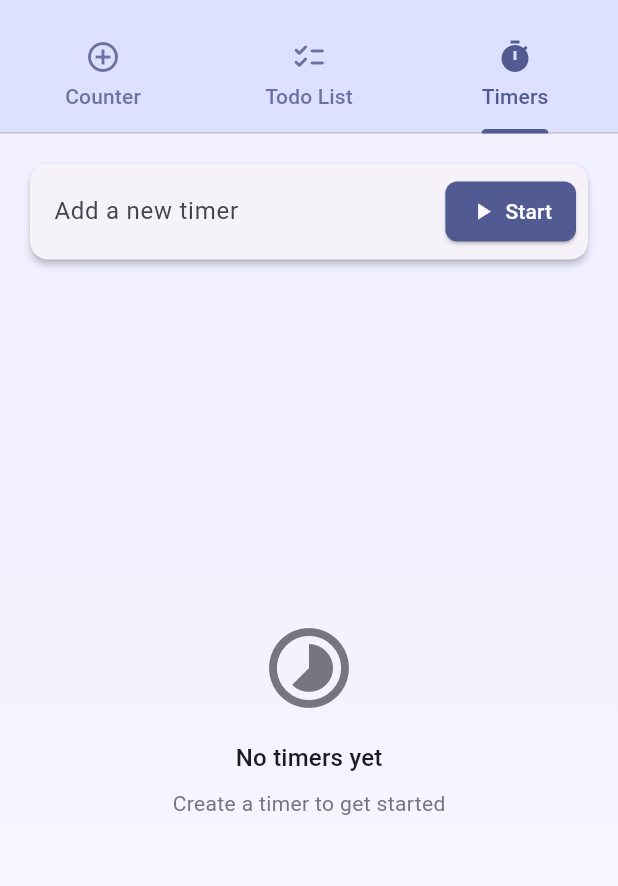
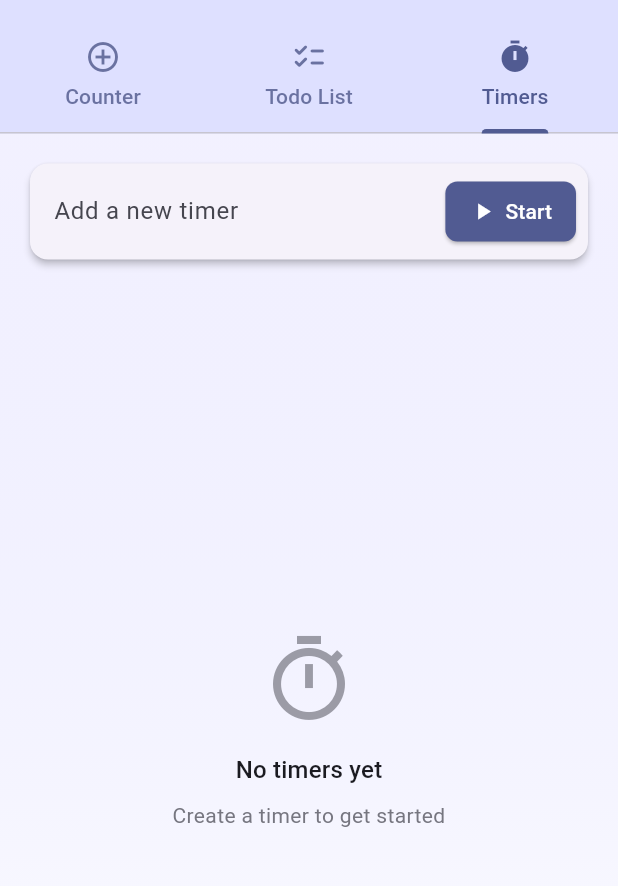
Before and after one commit to mitchell-wallace/Chronii, a Flutter app: the screen it shows after launch, tab 3 chosen, on a phone screen of 412 x 824 dp, the part 63-949 px from its top. Run offline on Flutter 3.47's test engine with Material 3 defaults, Android fonts, the phone set to English and light mode, and no system bars; our stand-ins replace shared_preferences.

Commit message:
Various UI fixes

```diff
--- a/lib/screens/timer_screen.dart
+++ b/lib/screens/timer_screen.dart
@@ -2,6 +2,7 @@ import 'package:flutter/material.dart';
 import 'dart:async';
 import '../models/timer_model.dart';
 import '../services/timer_service.dart';
+import '../widgets/base/base_empty_state.dart';
 import '../widgets/timer/timer_card.dart';
 import '../widgets/timer/timer_form.dart';
 import '../widgets/timer/timer_summary.dart';
@@ -105,6 +106,49 @@ class _TimerScreenState extends State<TimerScreen> {
     });
   }
 
+  // Delete all selected timers
+  Future<void> _deleteSelectedTimers() async {
+    // Show confirmation dialog
+    final shouldDelete = await _showDeleteConfirmationDialog();
+    if (shouldDelete != true) return;
+
+    // Delete all selected timers
+    for (final timerId in _selectedTimerIds.toList()) {
+      await _timerService.deleteTimer(timerId);
+    }
+
+    setState(() {
+      _selectedTimerIds.clear();
+    });
+  }
+
+  // Show confirmation dialog before deleting multiple timers
+  Future<bool?> _showDeleteConfirmationDialog() {
+    return showDialog<bool>(
+      context: context,
+      builder: (context) => AlertDialog(
+        title: const Text('Delete Selected Timers'),
+        content: Text(
+          'Are you sure you want to delete ${_selectedTimerIds.length} '
+          '${_selectedTimerIds.length == 1 ? 'timer' : 'timers'}?'
+        ),
+        actions: [
+          TextButton(
+            onPressed: () => Navigator.of(context).pop(false),
+            child: const Text('Cancel'),
+          ),
+          FilledButton(
+            onPressed: () => Navigator.of(context).pop(true),
+            style: FilledButton.styleFrom(
+              backgroundColor: Colors.red,
+            ),
+            child: const Text('Delete'),
+          ),
+        ],
+      ),
+    );
+  }
+
   // Update timer
   Future<void> _updateTimer(TaskTimer updatedTimer) async {
     await _timerService.updateTimer(updatedTimer);
@@ -136,42 +180,15 @@ class _TimerScreenState extends State<TimerScreen> {
     );
   }
 
-  // Build empty state widget
-  Widget _buildEmptyState(ThemeData theme) {
-    return Center(
-      child: Column(
-        mainAxisAlignment: MainAxisAlignment.center,
-        children: [
-          Icon(
-            Icons.timelapse,
-            size: 64,
-            color: theme.colorScheme.outline,
-          ),
-          const SizedBox(height: 16),
-          Text(
-            'No timers yet',
-            style: theme.textTheme.titleMedium,
-          ),
-          const SizedBox(height: 8),
-          Text(
-            'Create a timer to get started',
-            style: theme.textTheme.bodyMedium?.copyWith(
-              color: theme.colorScheme.outline,
-            ),
-          ),
-        ],
-      ),
-    );
-  }
-
   @override
   Widget build(BuildContext context) {
     final theme = Theme.of(context);
     final timers = _timerService.timers;
     final totalDuration = _timerService.calculateTotalDuration(_selectedTimerIds.toList());
 
-    return Padding(
-      padding: const EdgeInsets.all(16.0), // Match padding with TodoListView
+    // Main content with padding on top, left, and right only
+    Widget mainContent = Padding(
+      padding: const EdgeInsets.only(top: 16.0, left: 16.0, right: 16.0),
       child: Column(
         children: [
           // New timer form
@@ -184,19 +201,31 @@ class _TimerScreenState extends State<TimerScreen> {
             child: _isLoading
                 ? const Center(child: CircularProgressIndicator())
                 : timers.isEmpty
-                    ? _buildEmptyState(theme)
+                    ? const BaseEmptyState(
+                        icon: Icons.timer_outlined,
+                        message: 'No timers yet',
+                        subMessage: 'Create a timer to get started',
+                      )
                     : _buildTimersList(timers),
           ),
+        ],
+      ),
+    );
 
-          // Selected timers summary
+    return Column(
+      children: [
+        // Main content (with padding)
+        Expanded(child: mainContent),
+
+        // Selected timers summary (full width, no padding)
         if (_selectedTimerIds.isNotEmpty)
           TimerSummary(
             selectedCount: _selectedTimerIds.length,
             totalDuration: totalDuration,
             onDeselectAll: _deselectAllTimers,
+            onDeleteAll: _deleteSelectedTimers,
           ),
       ],
-      ),
     );
   }
 }
--- /dev/null
+++ b/lib/widgets/base/base_empty_state.dart
@@ -0,0 +1,66 @@
+import 'package:flutter/material.dart';
+
+/// A reusable empty state component that can be used across the app
+class BaseEmptyState extends StatelessWidget {
+  /// The icon to display
+  final IconData icon;
+
+  /// The primary message to display
+  final String message;
+
+  /// An optional secondary message with more details
+  final String? subMessage;
+
+  /// Color to use for the icon (defaults to theme's outline color)
+  final Color? iconColor;
+
+  /// Size of the icon
+  final double iconSize;
+
+  /// Constructor
+  const BaseEmptyState({
+    super.key,
+    required this.icon,
+    required this.message,
+    this.subMessage,
+    this.iconColor,
+    this.iconSize = 64,
+  });
+
+  @override
+  Widget build(BuildContext context) {
+    final theme = Theme.of(context);
+
+    // Use a consistent color across the app
+    final standardIconColor = theme.colorScheme.outline.withOpacity(0.7);
+
+    return Center(
+      child: Column(
+        mainAxisAlignment: MainAxisAlignment.center,
+        children: [
+          Icon(
+            icon,
+            size: iconSize,
+            color: iconColor ?? standardIconColor,
+          ),
+          const SizedBox(height: 16),
+          Text(
+            message,
+            style: theme.textTheme.titleMedium,
+            textAlign: TextAlign.center,
+          ),
+          if (subMessage != null) ...[
+            const SizedBox(height: 8),
+            Text(
+              subMessage!,
+              style: theme.textTheme.bodyMedium?.copyWith(
+                color: theme.colorScheme.outline,
+              ),
+              textAlign: TextAlign.center,
+            ),
+          ],
+        ],
+      ),
+    );
+  }
+}
```
Also changed, not shown: lib/widgets/timer/timer_summary.dart (+32 -7 lines), lib/widgets/todo_list_view.dart (+8 -34 lines). Lines whose indentation alone changed are shown as unchanged.
